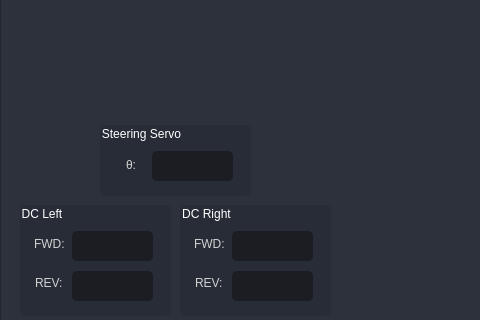
First picture: the form in workspaces/rren/ui/roboarmui_v0.1.ui, repository remren/me35hw6, before the edit; both pictures show x 0 to 480 and y 335 to 655 of the 800 by 800 pixel window.
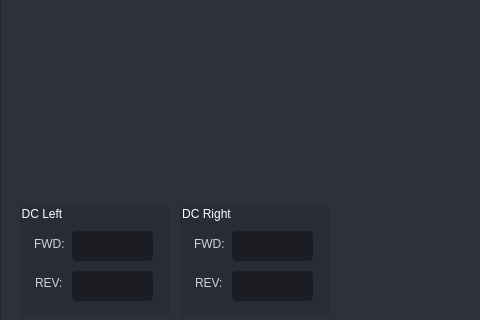
Second picture: the form after the edit. Icons and pictures are not drawn.

Diff of the .ui file:
```diff
--- a/workspaces/rren/ui/roboarmui_v0.1.ui
+++ b/workspaces/rren/ui/roboarmui_v0.1.ui
@@ -348,82 +348,6 @@
       </widget>
      </widget>
     </widget>
-    <widget class="QGroupBox" name="groupBoxSteer">
-     <property name="geometry">
-      <rect>
-       <x>100</x>
-       <y>460</y>
-       <width>151</width>
-       <height>71</height>
-      </rect>
-     </property>
-     <property name="styleSheet">
-      <string notr="true">QGroupBox {
-	border-radius: 5px;	
-	background-color: rgb(39, 44, 54);
-	color: white;
-}</string>
-     </property>
-     <property name="title">
-      <string>Steering Servo</string>
-     </property>
-     <widget class="QFrame" name="frameSteer">
-      <property name="geometry">
-       <rect>
-        <x>10</x>
-        <y>16</y>
-        <width>141</width>
-        <height>51</height>
-       </rect>
-      </property>
-      <property name="styleSheet">
-       <string notr="true">background-color: transparent;
-border-radius: 5px;</string>
-      </property>
-      <property name="frameShape">
-       <enum>QFrame::StyledPanel</enum>
-      </property>
-      <property name="frameShadow">
-       <enum>QFrame::Raised</enum>
-      </property>
-      <widget class="QLabel" name="labelSteer">
-       <property name="geometry">
-        <rect>
-         <x>16</x>
-         <y>14</y>
-         <width>21</width>
-         <height>20</height>
-        </rect>
-       </property>
-       <property name="font">
-        <font>
-         <family>Segoe UI</family>
-        </font>
-       </property>
-       <property name="text">
-        <string>θ:</string>
-       </property>
-      </widget>
-      <widget class="QTextBrowser" name="textBrowserSteer">
-       <property name="geometry">
-        <rect>
-         <x>42</x>
-         <y>10</y>
-         <width>81</width>
-         <height>30</height>
-        </rect>
-       </property>
-       <property name="styleSheet">
-        <string notr="true">QTextBrowser {
-	background-color: rgb(27, 29, 35);
-	border-radius: 5px;
-	border: 2px solid rgb(27, 29, 35);
-}
-</string>
-       </property>
-      </widget>
-     </widget>
-    </widget>
     <widget class="QGroupBox" name="groupBoxDCRight">
      <property name="geometry">
       <rect>
```
